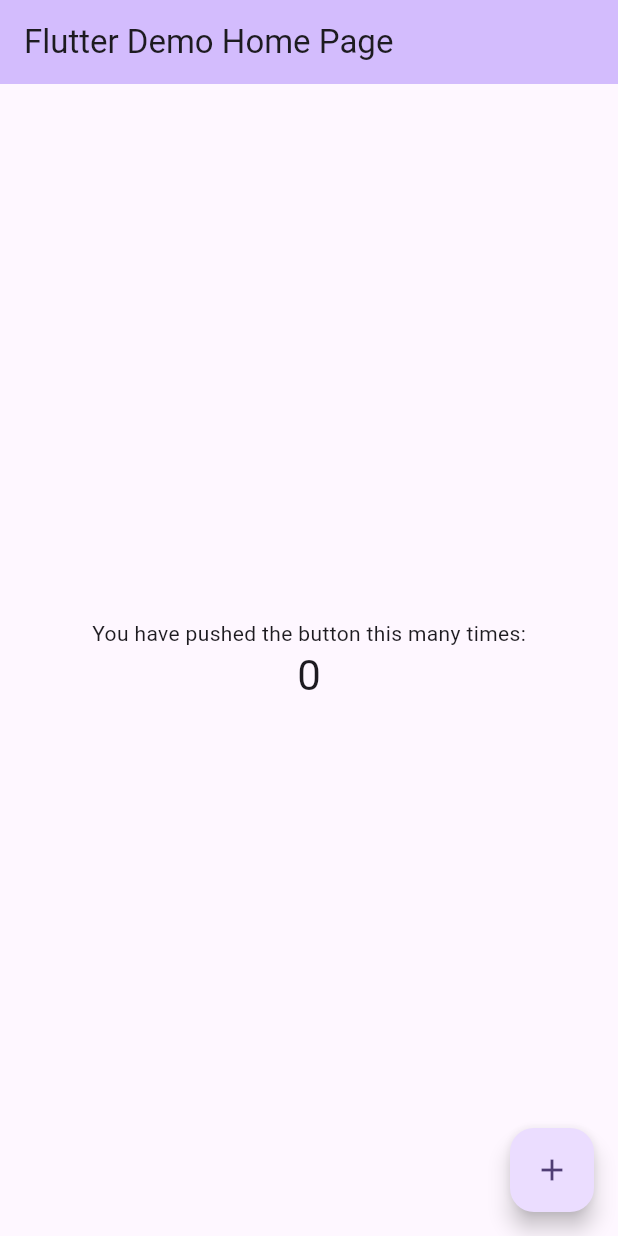
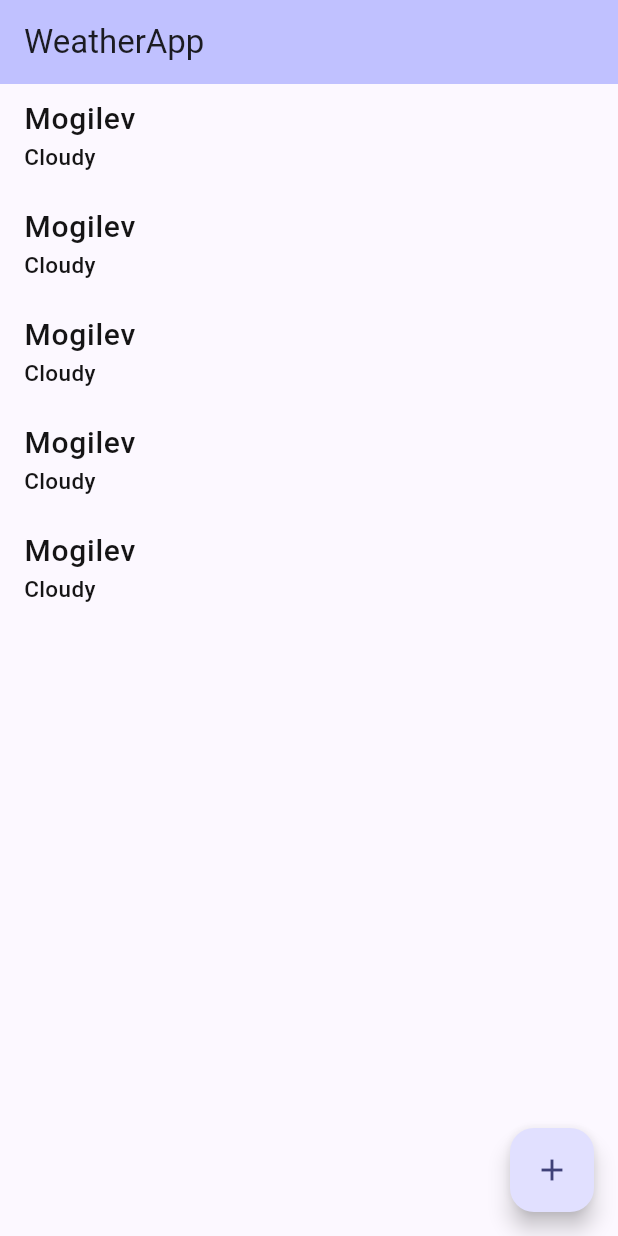
Before and after one commit to Andrewekr/WeatherApp, a Flutter app: the screen it shows after launch, on a phone screen of 412 x 824 dp. Run offline on Flutter 3.47's test engine with Material 2 defaults, Android fonts, the phone set to English and light mode, and no system bars.

Commit message:
second commit

```diff
--- a/lib/main.dart
+++ b/lib/main.dart
@@ -1,35 +1,31 @@
 import 'package:flutter/material.dart';
 
 void main() {
-  runApp(const MyApp());
+  runApp(const WeatherApp());
 }
 
-class MyApp extends StatelessWidget {
-  const MyApp({super.key});
-
-  // This widget is the root of your application.
+class WeatherApp extends StatelessWidget {
+  const WeatherApp({super.key});
   @override
   Widget build(BuildContext context) {
     return MaterialApp(
       title: 'Flutter Demo',
       theme: ThemeData(
-        // This is the theme of your application.
-        //
-        // TRY THIS: Try running your application with "flutter run". You'll see
-        // the application has a blue toolbar. Then, without quitting the app,
-        // try changing the seedColor in the colorScheme below to Colors.green
-        // and then invoke "hot reload" (save your changes or press the "hot
-        // reload" button in a Flutter-supported IDE, or press "r" if you used
-        // the command line to start the app).
-        //
-        // Notice that the counter didn't reset back to zero; the application
-        // state is not lost during the reload. To reset the state, use hot
-        // restart instead.
-        //
-        // This works for code too, not just values: Most code changes can be
-        // tested with just a hot reload.
-        colorScheme: ColorScheme.fromSeed(seedColor: Colors.deepPurple),
+        colorScheme:
+            ColorScheme.fromSeed(seedColor: Color.fromRGBO(37, 21, 255, 0.87)),
         useMaterial3: true,
+        textTheme: const TextTheme(
+          bodyLarge: TextStyle(
+            color: Color.fromARGB(234, 0, 0, 0),
+            fontWeight: FontWeight.w500,
+            fontSize: 20,
+          ),
+          bodyMedium: TextStyle(
+            color: Color.fromARGB(234, 0, 0, 0),
+            fontWeight: FontWeight.w500,
+            fontSize: 15,
+          ),
+        ),
       ),
       home: const MyHomePage(title: 'Flutter Demo Home Page'),
     );
@@ -38,16 +34,6 @@ class MyApp extends StatelessWidget {
 
 class MyHomePage extends StatefulWidget {
   const MyHomePage({super.key, required this.title});
-
-  // This widget is the home page of your application. It is stateful, meaning
-  // that it has a State object (defined below) that contains fields that affect
-  // how it looks.
-
-  // This class is the configuration for the state. It holds the values (in this
-  // case the title) provided by the parent (in this case the App widget) and
-  // used by the build method of the State. Fields in a Widget subclass are
-  // always marked "final".
-
   final String title;
 
   @override
@@ -59,62 +45,29 @@ class _MyHomePageState extends State<MyHomePage> {
 
   void _incrementCounter() {
     setState(() {
-      // This call to setState tells the Flutter framework that something has
-      // changed in this State, which causes it to rerun the build method below
-      // so that the display can reflect the updated values. If we changed
-      // _counter without calling setState(), then the build method would not be
-      // called again, and so nothing would appear to happen.
       _counter++;
     });
   }
 
   @override
   Widget build(BuildContext context) {
-    // This method is rerun every time setState is called, for instance as done
-    // by the _incrementCounter method above.
-    //
-    // The Flutter framework has been optimized to make rerunning build methods
-    // fast, so that you can just rebuild anything that needs updating rather
-    // than having to individually change instances of widgets.
     return Scaffold(
       appBar: AppBar(
-        // TRY THIS: Try changing the color here to a specific color (to
-        // Colors.amber, perhaps?) and trigger a hot reload to see the AppBar
-        // change color while the other colors stay the same.
         backgroundColor: Theme.of(context).colorScheme.inversePrimary,
-        // Here we take the value from the MyHomePage object that was created by
-        // the App.build method, and use it to set our appbar title.
-        title: Text(widget.title),
+        title: Text('WeatherApp'),
       ),
-      body: Center(
-        // Center is a layout widget. It takes a single child and positions it
-        // in the middle of the parent.
-        child: Column(
-          // Column is also a layout widget. It takes a list of children and
-          // arranges them vertically. By default, it sizes itself to fit its
-          // children horizontally, and tries to be as tall as its parent.
-          //
-          // Column has various properties to control how it sizes itself and
-          // how it positions its children. Here we use mainAxisAlignment to
-          // center the children vertically; the main axis here is the vertical
-          // axis because Columns are vertical (the cross axis would be
-          // horizontal).
-          //
-          // TRY THIS: Invoke "debug painting" (choose the "Toggle Debug Paint"
-          // action in the IDE, or press "p" in the console), to see the
-          // wireframe for each widget.
-          mainAxisAlignment: MainAxisAlignment.center,
-          children: <Widget>[
-            const Text(
-              'You have pushed the button this many times:',
-            ),
-            Text(
-              '$_counter',
-              style: Theme.of(context).textTheme.headlineMedium,
-            ),
-          ],
-        ),
-      ),
+      body: ListView.builder(
+          itemCount: 5,
+          itemBuilder: (context, i) => ListTile(
+                title: Text(
+                  'Mogilev',
+                  style: Theme.of(context).textTheme.bodyLarge,
+                ),
+                subtitle: Text(
+                  'Cloudy',
+                  style: Theme.of(context).textTheme.bodyMedium,
+                ),
+              )),
       floatingActionButton: FloatingActionButton(
         onPressed: _incrementCounter,
         tooltip: 'Increment',
--- a/pubspec.yaml
+++ b/pubspec.yaml
@@ -30,6 +30,7 @@ environment:
 dependencies:
   flutter:
     sdk: flutter
+    dio: ^5.3.2
 
 
   # The following adds the Cupertino Icons font to your application.
```
Also changed, not shown: 2 other files.
